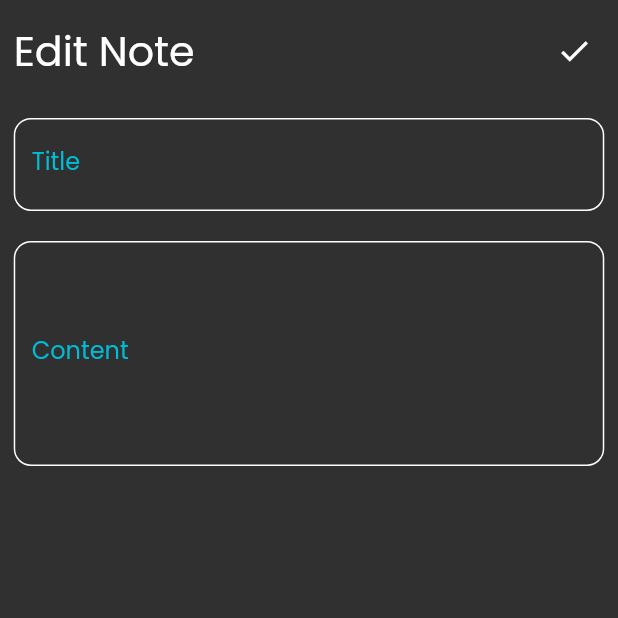
After one commit to AhmedHaraza/notesapp, a Flutter app: the screen it shows after launch, after a tap on "Flutter Tips", on a phone screen of 412 x 824 dp, the top half of it. The commit adds this screen. Run offline on Flutter 3.47's test engine with Material 2 defaults, Android fonts, the phone set to English and light mode, and no system bars; our stand-ins replace flutter_screenutil.

Commit message:
create edit note view & Navigator Between tow screen

```diff
--- /dev/null
+++ b/lib/views/edit_view.dart
@@ -0,0 +1,37 @@
+import 'package:flutter/material.dart';
+import 'package:flutter_screenutil/flutter_screenutil.dart';
+import 'package:notesapp/views/notes_view_body.dart';
+import 'package:notesapp/widget/customAppBar.dart';
+import 'package:notesapp/widget/custom_TextFormFiled.dart';
+
+class EditView extends StatelessWidget {
+  const EditView({Key? key}) : super(key: key);
+
+  @override
+  Widget build(BuildContext context) {
+    return SafeArea(
+      child: Scaffold(
+        body: Padding(
+          padding: REdgeInsets.only(top: 12, left: 8, right: 8),
+          child: Column(
+            children: <Widget>[
+              customAPPBar(
+                  text: "Edit Note",
+                  icon: const Icon(Icons.done),
+                  onPressed: () {
+                    Navigator.push(context,
+                        MaterialPageRoute(builder: (context) {
+                      return const NotesView();
+                    }));
+                  }),
+              SizedBox(height: 20.h),
+              customTextFormFiled(text: "Title", maxLines: 1),
+              const SizedBox(height: 20.0),
+              customTextFormFiled(text: "Content", maxLines: 5),
+            ],
+          ),
+        ),
+      ),
+    );
+  }
+}
--- a/lib/views/notes_view_body.dart
+++ b/lib/views/notes_view_body.dart
@@ -14,7 +14,11 @@ class NotesView extends StatelessWidget {
           padding: REdgeInsets.all(16.0),
           child: Column(
             children: <Widget>[
-              customAPPBar(),
+              customAPPBar(
+                text: "Notes",
+                icon: const Icon(Icons.search),
+                onPressed: (){}
+              ),
               const Expanded(child: NoteListViewBuilder()),
             ],
           ),
@@ -24,8 +28,7 @@ class NotesView extends StatelessWidget {
           onPressed: () {
             showModalBottomSheet(
               shape: RoundedRectangleBorder(
-                borderRadius: BorderRadius.circular(16)
-              ),
+                  borderRadius: BorderRadius.circular(16)),
               context: context,
               builder: (context) {
                 return const AddNoteBouttomSheet();
--- a/lib/widget/customAppBar.dart
+++ b/lib/widget/customAppBar.dart
@@ -1,10 +1,10 @@
 import 'package:flutter/material.dart';
 import 'package:flutter_screenutil/flutter_screenutil.dart';
 
-Widget customAPPBar() => Row(
+Widget customAPPBar({required String text, required Icon icon,required void Function()? onPressed}) => Row(
       children: [
         Text(
-          'Notes',
+          text,
           style: TextStyle(
             fontSize: 24.sp,
           ),
@@ -12,11 +12,8 @@ Widget customAPPBar() => Row(
         const Spacer(),
         IconButton(
           constraints: const BoxConstraints(),
-          onPressed: () {},
-          icon: Icon(
-            Icons.search,
-            size: 26.sp,
-          ),
+          onPressed: onPressed,
+          icon: icon
         )
       ],
     );
--- a/lib/widget/note_itme.dart
+++ b/lib/widget/note_itme.dart
@@ -1,7 +1,22 @@
 import 'package:flutter/material.dart';
 import 'package:flutter_screenutil/flutter_screenutil.dart';
+import 'package:notesapp/views/edit_view.dart';
 
-Widget noteItem({required Color color}) => Container(
+class NoteItme extends StatelessWidget {
+  const NoteItme({
+    Key? key,
+    required this.color,
+  }) : super(key: key);
+  final Color color;
+  @override
+  Widget build(BuildContext context) {
+    return GestureDetector(
+        onTap: () {
+          Navigator.push(context, MaterialPageRoute(builder: (context) {
+            return const EditView();
+          }));
+        },
+      child: Container(
         padding: REdgeInsets.only(top: 10, bottom: 10, left: 10),
         decoration: BoxDecoration(
           color: color,
@@ -22,8 +37,7 @@ Widget noteItem({required Color color}) => Container(
                 padding: REdgeInsets.only(top: 14),
                 child: Text(
                   "Build Your Career With Ahmed Haraza",
-                style:
-                    TextStyle(fontSize: 18.sp, color:Colors.white),
+                  style: TextStyle(fontSize: 18.sp, color: Colors.white),
                 ),
               ),
               trailing: IconButton(
@@ -43,4 +57,7 @@ Widget noteItem({required Color color}) => Container(
             )
           ],
         ),
+      ),
     );
+  }
+}
--- a/lib/widget/note_list_view_builder.dart
+++ b/lib/widget/note_list_view_builder.dart
@@ -26,7 +26,7 @@ class NoteListViewBuilder extends StatelessWidget {
       itemBuilder: (context, index) {
         return Padding(
           padding: REdgeInsets.symmetric(vertical: 8.0),
-          child: noteItem(color: color[index]),
+          child: NoteItme(color: color[index]),
         );
       },
     );
```
Also changed, not shown: lib/widget/showBouttomSheet.dart (+7 -1 lines). Lines whose indentation alone changed are shown as unchanged.
